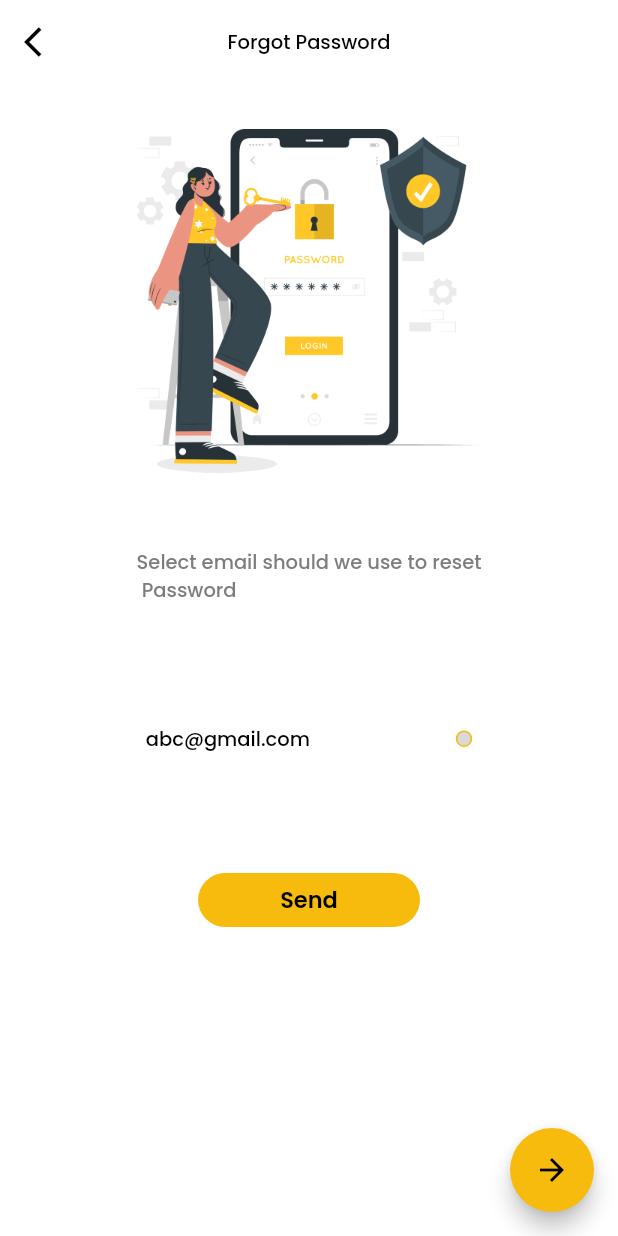
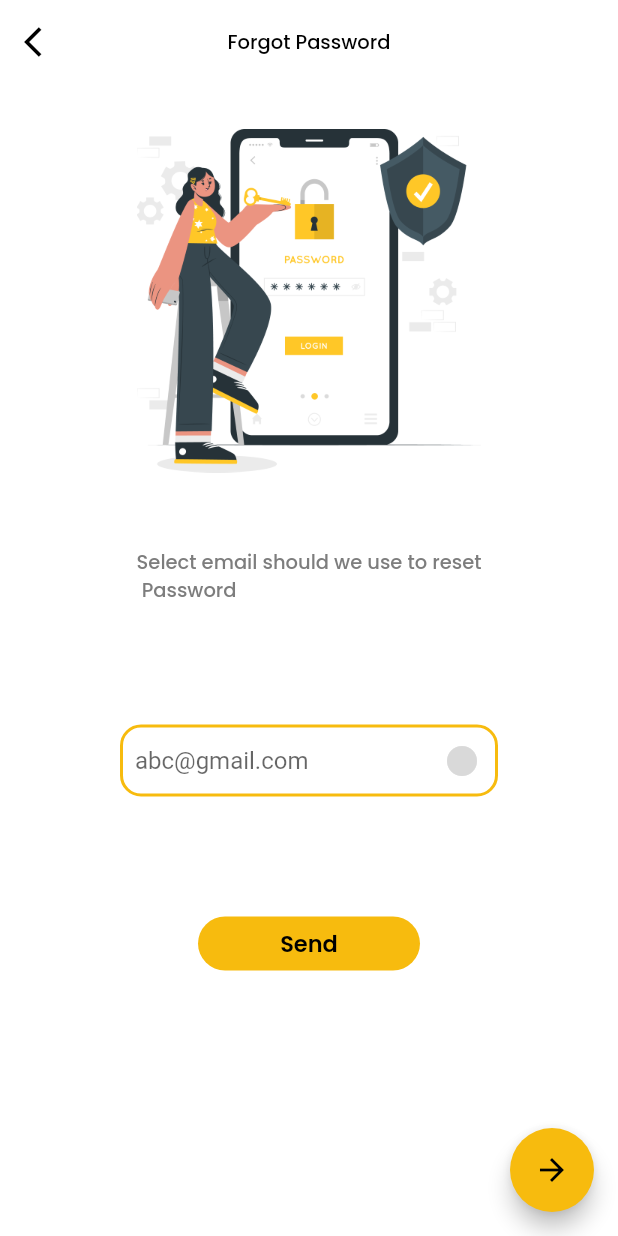
Before and after one commit to MuaazShafi/streetfood, a Flutter app: the ForgetPassword screen opened directly, on a phone screen of 412 x 824 dp. Run offline on Flutter 3.47's test engine with Material 2 defaults, Android fonts, the phone set to English and light mode, and no system bars; our stand-ins replace flutter_rating_bar, salomon_bottom_bar.

Commit message:
initial commit

```diff
--- a/lib/screen_forget_password.dart
+++ b/lib/screen_forget_password.dart
@@ -60,30 +60,31 @@ class ForgetPassword extends StatelessWidget {
               ),
             ),
             Padding(
-              padding: const EdgeInsets.only(top: 80),
-              child: Row(
-                mainAxisAlignment: MainAxisAlignment.spaceEvenly,
-                children: [
-                  Text(
-                    'abc@gmail.com',
-                    style: TextStyle(
-                      color: Color(0xff000000),
-                      fontSize: 13,
-                      fontFamily: 'PoppinsMedium',
+              padding: const EdgeInsets.only(top: 80, right: 80, left: 80),
+              child: TextField(
+                obscureText: true,
+                decoration: InputDecoration(
+                  suffixIcon: Icon(Icons.circle,color: Color(0xffD9D9D9),),
+                  contentPadding: EdgeInsets.only(top: 2, left: 10),
+                  hintText: 'abc@gmail.com',
+                  filled: true,
+                  fillColor: Colors.white,
+                  border: InputBorder.none,
+                  focusedBorder: OutlineInputBorder(
+                    borderRadius: BorderRadius.all(Radius.circular(14)),
+                    borderSide: BorderSide(
+                      width: 2,
+                      color: Color(0xffF7BB0E),
                     ),
                   ),
-                  Container(
-                    height: 11,
-                    width: 11,
-                    decoration: BoxDecoration(
-                      color: Color(0xffD9D9D9),
-                      borderRadius: BorderRadius.circular(20),
-                      border: Border.all(
-                        color: Color(0xffF7BB0E),
-                      ),
+                  enabledBorder: OutlineInputBorder(
+                    borderRadius: BorderRadius.all(Radius.circular(14)),
+                    borderSide: BorderSide(
+                      width: 2,
+                      color: Color(0xffF7BB0E),
                     ),
                   ),
-                ],
+                ),
               ),
             ),
             Padding(
```
